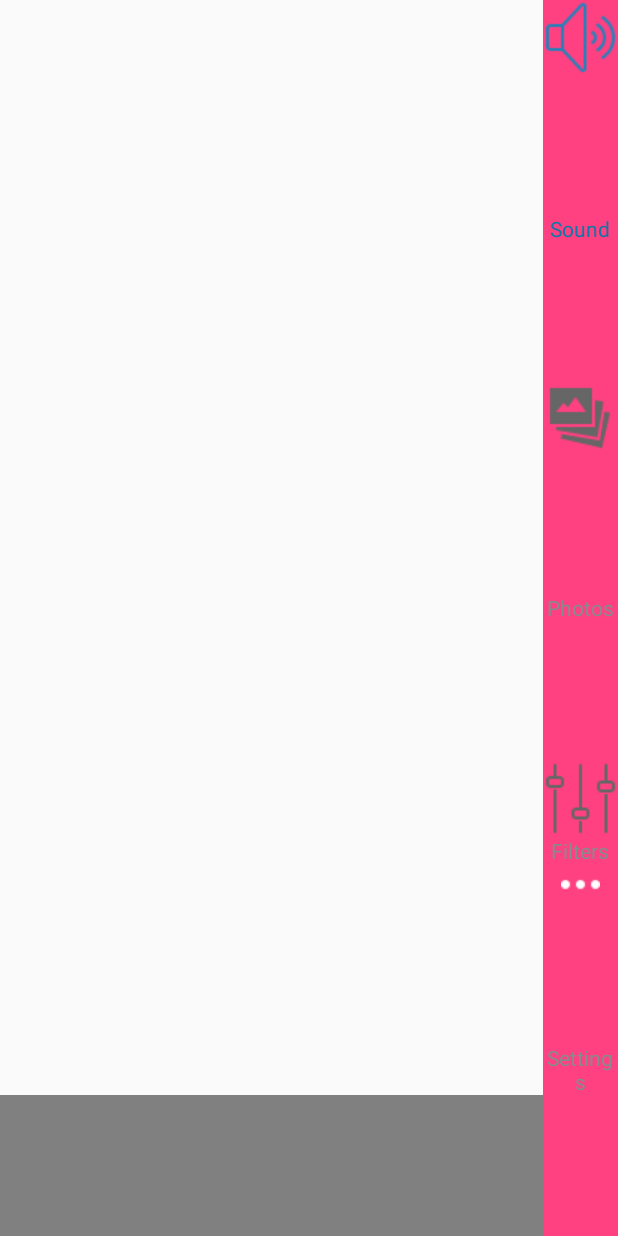
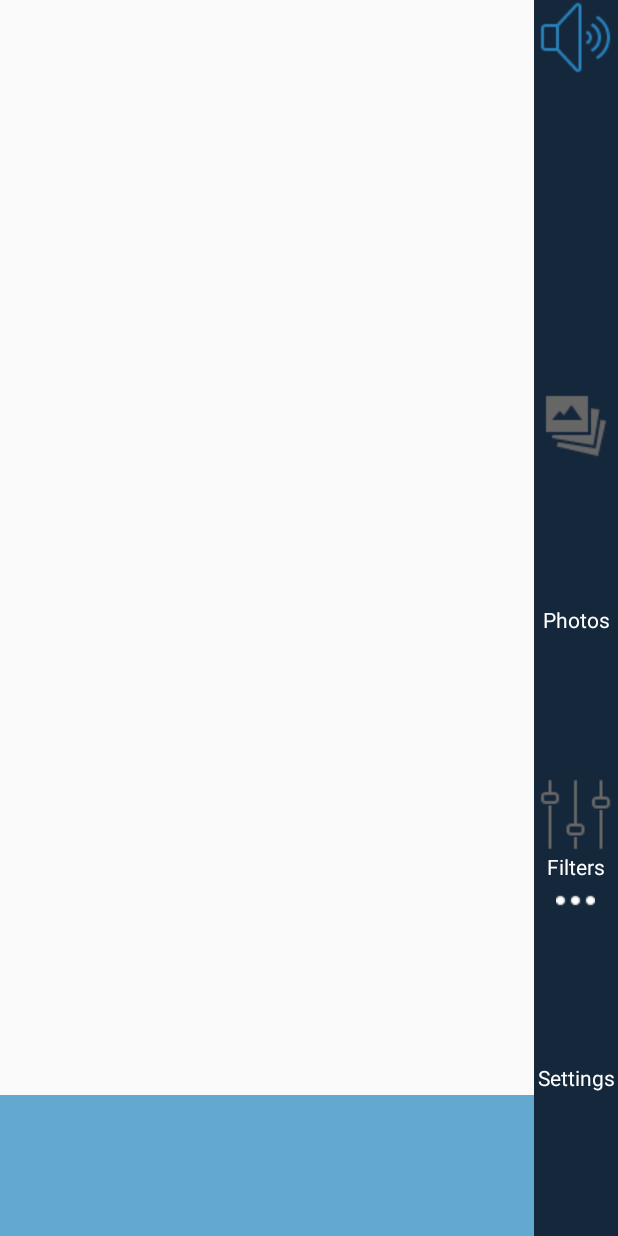
Before and after one commit to j-macias/DynaSee, an Android app: the layout activity_main.xml on its own in the app's theme, with its tools: preview values and no code run, on a phone screen of 412 x 824 dp. Run offline under Robolectric (Android 15) with nearby library versions, the phone set to English and light mode, and no system bars.

Commit message:
fix color and layout

```diff
--- a/app/src/main/res/drawable/selecter_bottom_navigation_color.xml
+++ b/app/src/main/res/drawable/selecter_bottom_navigation_color.xml
@@ -1,8 +1,8 @@
 <?xml version="1.0" encoding="utf-8"?>
 <selector xmlns:android="http://schemas.android.com/apk/res/android">
 
-    <item android:color="#FF0E76A8" android:state_checked="true" />
+    <item android:color="#15273B" android:state_checked="true" />
     <!-- not selected -->
-    <item android:color="#FF868B8E" />
+    <item android:color="#FFFFFF" />
 
 </selector>
--- a/app/src/main/res/layout/activity_main.xml
+++ b/app/src/main/res/layout/activity_main.xml
@@ -13,12 +13,12 @@
 
 
     <edu.washington.ischool.pjjj.dynasee.BottomNavigation
-        android:layout_width="50dp"
+        android:layout_width="56dp"
         android:id="@+id/kbn"
         android:layout_height="match_parent"
         android:layout_alignParentRight="true"
         android:layout_alignParentBottom="true"
-        android:background="@color/colorAccent">
+        android:background= "#15273B">
     </edu.washington.ischool.pjjj.dynasee.BottomNavigation>
 
     <LinearLayout
@@ -46,7 +46,7 @@
             android:layout_height="50pt"
             android:layout_alignParentStart="true"
             android:layout_gravity="bottom"
-            android:background="#AA444444">
+            android:background="#62A8CF">
 
             <LinearLayout
                 android:id="@+id/id_filers_array"
--- a/app/src/main/res/layout/filter_item.xml
+++ b/app/src/main/res/layout/filter_item.xml
@@ -4,13 +4,13 @@
     android:layout_width="50pt"
     android:layout_height="match_parent"
     android:layout_gravity="bottom"
-    android:background="@color/colorAccent">
+    android:background="#62A8CF">
 
     <LinearLayout
         android:id="@+id/item"
         android:layout_height="50pt"
         android:layout_width="50pt"
-        android:background="@color/colorPrimary"
+        android:background="#62A8CF"
         android:orientation="vertical">
         <ImageView
             android:id="@+id/id_index_filter_item_image"
```
Also changed, not shown: app/src/main/java/edu/washington/ischool/pjjj/dynasee/MainActivity.java (+47 -7 lines), app/src/main/res/drawable/b.png, app/src/main/res/drawable/c.png (added), app/src/main/res/drawable/d.png (added), app/src/main/res/drawable/e.png (added), 3 other files.
